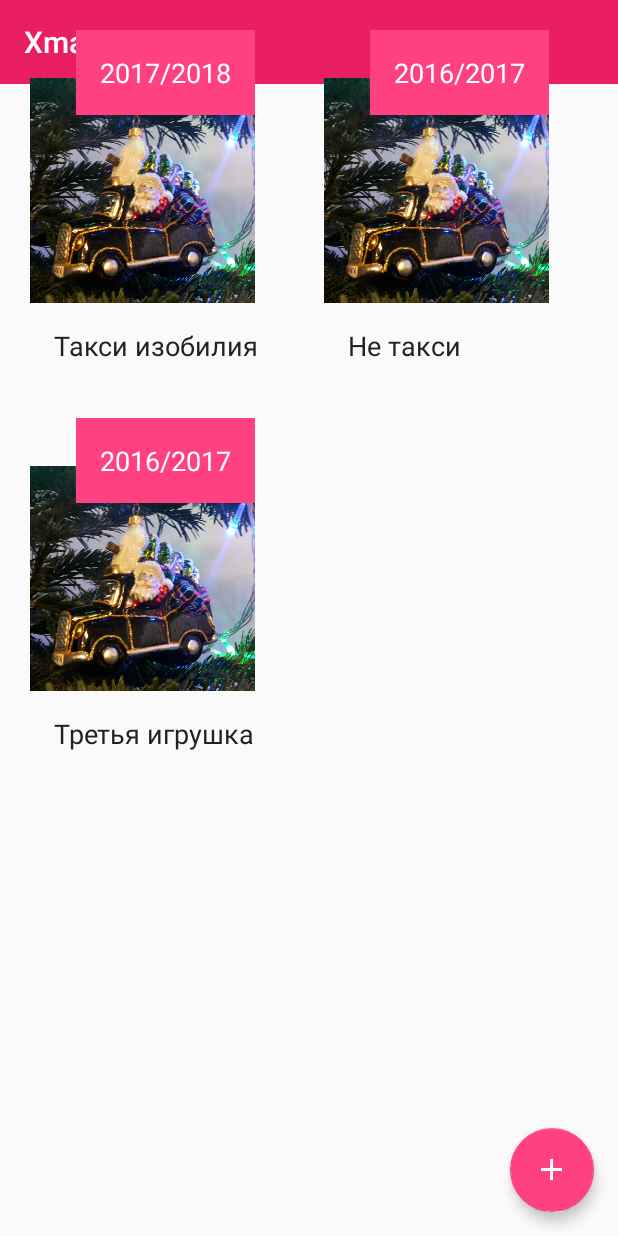
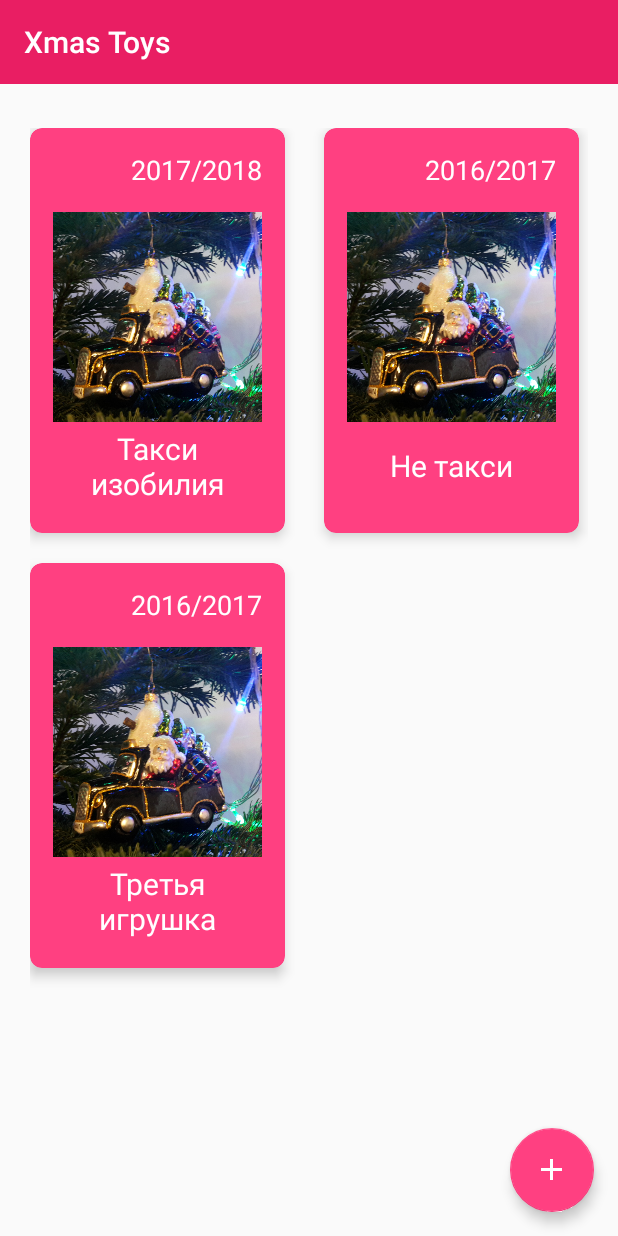
Before and after one commit to NataliiaPrivezentseva/XmasToys, an Android app: the screen it shows after launch (MainActivity), on a phone screen of 412 x 824 dp. Run offline under Robolectric (Android 15) with nearby library versions, the phone set to English and light mode, and no system bars.

Commit message:
Add cardview for showing items in a gridview

```diff
--- a/app/build.gradle
+++ b/app/build.gradle
@@ -21,9 +21,12 @@ android {
 dependencies {
     implementation fileTree(dir: 'libs', include: ['*.jar'])
     implementation 'com.android.support:appcompat-v7:27.1.1'
-    implementation 'com.android.support.constraint:constraint-layout:1.0.2'
+    implementation 'com.android.support:cardview-v7:27.1.1'
+    implementation 'com.android.support:recyclerview-v7:27.1.1'
+
+    implementation 'com.android.support.constraint:constraint-layout:1.1.0'
     implementation 'com.android.support:design:27.1.1'
     testImplementation 'junit:junit:4.12'
-    androidTestImplementation 'com.android.support.test:runner:1.0.1'
-    androidTestImplementation 'com.android.support.test.espresso:espresso-core:3.0.1'
+    androidTestImplementation 'com.android.support.test:runner:1.0.2'
+    androidTestImplementation 'com.android.support.test.espresso:espresso-core:3.0.2'
 }
--- a/app/src/main/java/com/example/asterisk/xmastoys/MainActivity.java
+++ b/app/src/main/java/com/example/asterisk/xmastoys/MainActivity.java
@@ -8,7 +8,6 @@ import android.support.v7.widget.Toolbar;
 import android.view.View;
 import android.widget.AdapterView;
 import android.widget.GridView;
-import android.widget.Toast;
 
 import com.example.asterisk.xmastoys.adapter.ToyAdapter;
 import com.example.asterisk.xmastoys.model.Toy;
@@ -39,11 +38,11 @@ public class MainActivity extends AppCompatActivity {
         toyCollection.add(new Toy("Третья игрушка", "2016/2017",
                 "А тут должна быть другая история", R.drawable.taxi));
 
+        FloatingActionButton fab = findViewById(R.id.add_toy_fab);
+
+
         GridView gridview = findViewById(R.id.grid_view);
         gridview.setAdapter(new ToyAdapter(this, toyCollection));
-
-        FloatingActionButton fab = findViewById(R.id.add_toy_fab);
-
         gridview.setOnItemClickListener(new AdapterView.OnItemClickListener() {
             public void onItemClick(AdapterView<?> parent, View v,
                                     int position, long id) {
--- a/app/src/main/java/com/example/asterisk/xmastoys/adapter/ToyAdapter.java
+++ b/app/src/main/java/com/example/asterisk/xmastoys/adapter/ToyAdapter.java
@@ -45,7 +45,7 @@ public class ToyAdapter extends BaseAdapter {
     public View getView(int position, @Nullable View convertView, @NonNull ViewGroup parent) {
         View gridItemView = convertView;
         if (gridItemView == null) {
-            gridItemView = mInflater.inflate(R.layout.grid_item_new, parent, false);
+            gridItemView = mInflater.inflate(R.layout.item_cardview_toy, parent, false);
         }
 
         ImageView pictureImageView = gridItemView.findViewById(R.id.picture_image_view);
--- a/app/src/main/res/layout/activity_one_toy.xml
+++ b/app/src/main/res/layout/activity_one_toy.xml
@@ -17,7 +17,7 @@
         android:background="@color/colorPrimary"
         android:padding="@dimen/cellText_padding"
         android:textColor="@color/colorTextIcons"
-        android:textSize="@dimen/cellText_textSize"
+        android:textSize="@dimen/normalTextSize"
         android:gravity="end|bottom"
         tools:text="Toy name"/>
 
--- a/app/src/main/res/layout/content_main.xml
+++ b/app/src/main/res/layout/content_main.xml
@@ -1,5 +1,6 @@
 <?xml version="1.0" encoding="utf-8"?>
-<LinearLayout xmlns:android="http://schemas.android.com/apk/res/android"
+<LinearLayout
+    xmlns:android="http://schemas.android.com/apk/res/android"
     xmlns:tools="http://schemas.android.com/tools"
     android:layout_width="match_parent"
     android:layout_height="match_parent"
@@ -19,6 +20,7 @@
         android:horizontalSpacing="@dimen/viewMargin"
         android:columnWidth="@dimen/gridView_cellWidth"
         android:stretchMode="columnWidth"
-        android:layout_gravity="center_vertical" />
+        android:layout_gravity="center_vertical"
+        android:paddingTop="65dp"/>
 
 </LinearLayout>
--- a/app/src/main/res/layout/grid_item.xml
+++ b/app/src/main/res/layout/grid_item.xml
@@ -22,7 +22,7 @@
         android:background="@color/overlay"
         android:padding="@dimen/cellText_padding"
         android:textColor="@color/colorTextIcons"
-        android:textSize="@dimen/cellText_textSize" />
+        android:textSize="@dimen/normalTextSize" />
 
     <TextView
         android:id="@+id/toy_year_text_view"
@@ -33,6 +33,6 @@
         android:background="@color/overlay"
         android:padding="@dimen/cellText_padding"
         android:textColor="@color/colorTextIcons"
-        android:textSize="@dimen/cellText_textSize" />
+        android:textSize="@dimen/normalTextSize" />
 
 </RelativeLayout>
--- a/app/src/main/res/layout/grid_item_new.xml
+++ /dev/null
@@ -1,42 +0,0 @@
-<?xml version="1.0" encoding="utf-8"?>
-<RelativeLayout
-    xmlns:android="http://schemas.android.com/apk/res/android"
-    xmlns:tools="http://schemas.android.com/tools"
-    android:layout_width="match_parent"
-    android:layout_height="match_parent"
-    android:orientation="vertical">
-
-    <ImageView
-        android:id="@+id/picture_image_view"
-        android:layout_width="@dimen/gridView_cellWidth"
-        android:layout_height="@dimen/gridView_cellHeight"
-        android:layout_marginTop="@dimen/activity_vertical_big_margin"
-        android:scaleType="centerCrop"
-        android:layout_alignParentTop="true"
-        tools:ignore="contentDescription"
-        android:background="@color/colorPrimary"
-        />
-
-    <TextView
-        android:id="@+id/toy_name_text_view"
-        android:layout_width="wrap_content"
-        android:layout_height="wrap_content"
-        android:layout_below="@id/picture_image_view"
-        tools:text="Name of toy"
-        android:padding="@dimen/cellText_padding"
-        android:textColor="@color/colorPrimaryText"
-        android:textSize="@dimen/cellText_textSize" />
-
-    <TextView
-        android:id="@+id/toy_year_text_view"
-        android:layout_width="wrap_content"
-        android:layout_height="wrap_content"
-        android:layout_alignRight="@id/picture_image_view"
-        android:layout_alignEnd="@id/picture_image_view"
-        tools:text="2018/2019"
-
-        android:padding="@dimen/cellText_padding"
-        android:textColor="@color/colorTextIcons"
-        android:textSize="@dimen/cellText_textSize"
-        android:background="@color/colorAccent"/>
-</RelativeLayout>
--- /dev/null
+++ b/app/src/main/res/layout/item_cardview_toy.xml
@@ -0,0 +1,59 @@
+<?xml version="1.0" encoding="utf-8"?>
+<android.support.v7.widget.CardView
+    xmlns:android="http://schemas.android.com/apk/res/android"
+    xmlns:tools="http://schemas.android.com/tools"
+    xmlns:card_view="http://schemas.android.com/apk/res-auto"
+
+    android:id="@+id/card_view"
+    android:layout_width="@dimen/gridView_cellWidth"
+    android:layout_height="@dimen/gridView_cellHeight"
+    android:layout_marginBottom="5dp"
+    card_view:cardCornerRadius="8dp"
+    card_view:contentPadding="15dp"
+    card_view:cardElevation="5dp"
+    android:clickable="true"
+    android:focusable="true"
+    card_view:cardBackgroundColor="@color/colorAccent"
+    android:foreground="?android:attr/selectableItemBackground">
+
+    <!--todo extract dimens resources-->
+
+    <RelativeLayout
+        xmlns:android="http://schemas.android.com/apk/res/android"
+        xmlns:tools="http://schemas.android.com/tools"
+        android:layout_width="match_parent"
+        android:layout_height="match_parent">
+
+        <ImageView
+            android:id="@+id/picture_image_view"
+            android:layout_width="@dimen/gridView_imageSide"
+            android:layout_height="@dimen/gridView_imageSide"
+            android:scaleType="centerCrop"
+            android:layout_below="@id/toy_year_text_view"
+            tools:ignore="contentDescription" />
+
+        <TextView
+            android:id="@+id/toy_name_text_view"
+            android:layout_width="match_parent"
+            android:layout_height="match_parent"
+            android:layout_below="@id/picture_image_view"
+            tools:text="Name of toy"
+            android:textColor="@color/colorTextIcons"
+            android:textSize="@dimen/bigTextSize"
+            android:gravity="center"/>
+
+        <TextView
+            android:id="@+id/toy_year_text_view"
+            android:layout_width="wrap_content"
+            android:layout_height="wrap_content"
+            android:layout_alignRight="@id/picture_image_view"
+            android:layout_alignEnd="@id/picture_image_view"
+            android:layout_marginBottom="@dimen/activity_vertical_margin"
+            tools:text="2018/2019"
+            android:textColor="@color/colorTextIcons"
+            android:textSize="@dimen/normalTextSize"
+            android:background="@color/colorAccent"/>
+
+    </RelativeLayout>
+
+</android.support.v7.widget.CardView>
--- a/app/src/main/res/values/dimens.xml
+++ b/app/src/main/res/values/dimens.xml
@@ -1,8 +1,10 @@
 <?xml version="1.0" encoding="utf-8"?>
 <resources>
-    <dimen name="gridView_cellWidth">150dp</dimen>
-    <dimen name="gridView_cellHeight">150dp</dimen>
-    <dimen name="cellText_textSize">18sp</dimen>
+    <dimen name="gridView_cellWidth">170dp</dimen>
+    <dimen name="gridView_cellHeight">270dp</dimen>
+    <dimen name="gridView_imageSide">140dp</dimen>
+    <dimen name="normalTextSize">18sp</dimen>
+    <dimen name="bigTextSize">20sp</dimen>
     <dimen name="cellText_padding">16dp</dimen>
     <dimen name="activity_horizontal_margin">16dp</dimen>
     <dimen name="activity_vertical_margin">16dp</dimen>
```
Also changed, not shown: app/src/main/res/layout/activity_main.xml (+7 -0 lines).
